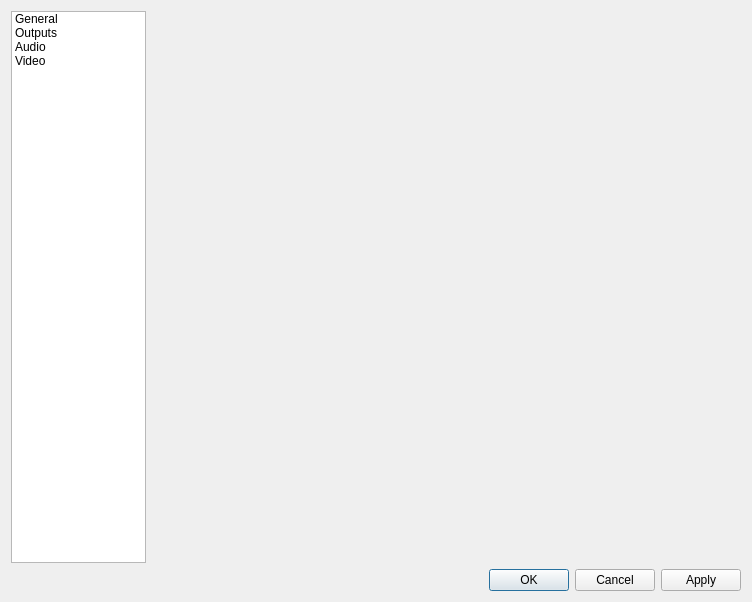
Old version of the form obs/forms/OBSBasicSettings.ui in the repository obsproject/obs-studio.
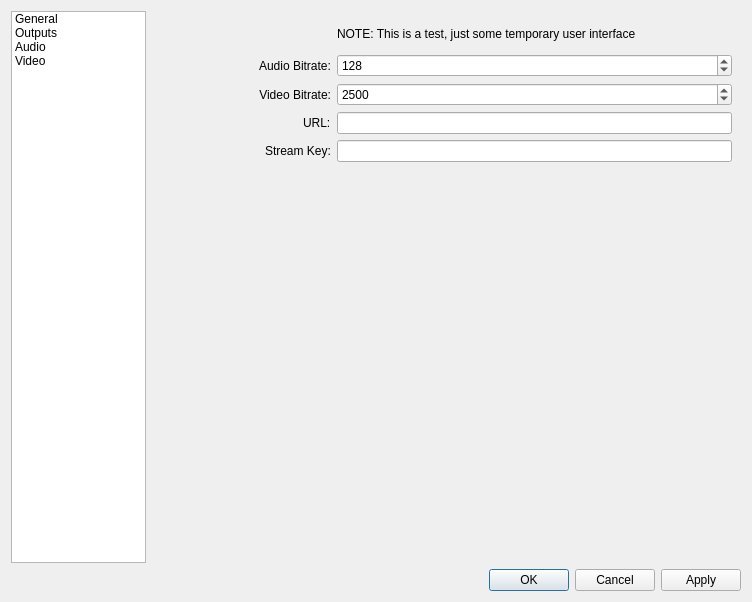
New version of the form. The open tabs and pages were chosen to show the change. Icons and pictures are not drawn.

What changed in the file:
```diff
--- a/obs/forms/OBSBasicSettings.ui
+++ b/obs/forms/OBSBasicSettings.ui
@@ -118,12 +118,101 @@
          </item>
         </layout>
        </widget>
-       <widget class="QWidget" name="outputsPage"/>
-       <widget class="QWidget" name="audioPage">
-        <layout class="QFormLayout" name="formLayout">
+       <widget class="QWidget" name="outputsPage">
+        <layout class="QFormLayout" name="formLayout_5">
          <property name="fieldGrowthPolicy">
           <enum>QFormLayout::AllNonFixedFieldsGrow</enum>
          </property>
+         <property name="labelAlignment">
+          <set>Qt::AlignRight|Qt::AlignTrailing|Qt::AlignVCenter</set>
+         </property>
+         <item row="0" column="1">
+          <widget class="QLabel" name="label_16">
+           <property name="text">
+            <string>NOTE: This is a test, just some temporary user interface</string>
+           </property>
+           <property name="wordWrap">
+            <bool>true</bool>
+           </property>
+          </widget>
+         </item>
+         <item row="2" column="0">
+          <widget class="QLabel" name="label_17">
+           <property name="minimumSize">
+            <size>
+             <width>170</width>
+             <height>0</height>
+            </size>
+           </property>
+           <property name="text">
+            <string>Video Bitrate:</string>
+           </property>
+           <property name="alignment">
+            <set>Qt::AlignRight|Qt::AlignTrailing|Qt::AlignVCenter</set>
+           </property>
+          </widget>
+         </item>
+         <item row="3" column="0">
+          <widget class="QLabel" name="label_18">
+           <property name="text">
+            <string>URL:</string>
+           </property>
+          </widget>
+         </item>
+         <item row="3" column="1">
+          <widget class="QLineEdit" name="streamURL"/>
+         </item>
+         <item row="4" column="0">
+          <widget class="QLabel" name="label_19">
+           <property name="text">
+            <string>Stream Key:</string>
+           </property>
+          </widget>
+         </item>
+         <item row="4" column="1">
+          <widget class="QLineEdit" name="streamKey">
+           <property name="echoMode">
+            <enum>QLineEdit::Password</enum>
+           </property>
+          </widget>
+         </item>
+         <item row="2" column="1">
+          <widget class="QSpinBox" name="streamVBitrate">
+           <property name="minimum">
+            <number>100</number>
+           </property>
+           <property name="maximum">
+            <number>60000</number>
+           </property>
+           <property name="value">
+            <number>2500</number>
+           </property>
+          </widget>
+         </item>
+         <item row="1" column="1">
+          <widget class="QSpinBox" name="streamABitrate">
+           <property name="minimum">
+            <number>24</number>
+           </property>
+           <property name="maximum">
+            <number>320</number>
+           </property>
+           <property name="value">
+            <number>128</number>
+           </property>
+          </widget>
+         </item>
+         <item row="1" column="0">
+          <widget class="QLabel" name="label_20">
+           <property name="text">
+            <string>Audio Bitrate:</string>
+           </property>
+          </widget>
+         </item>
+        </layout>
+       </widget>
+       <widget class="QWidget" name="audioPage">
+        <layout class="QFormLayout" name="formLayout">
          <property name="labelAlignment">
           <set>Qt::AlignRight|Qt::AlignTrailing|Qt::AlignVCenter</set>
          </property>
```
Left out of the diff: 2 changed lines with no effect on the pictures.
